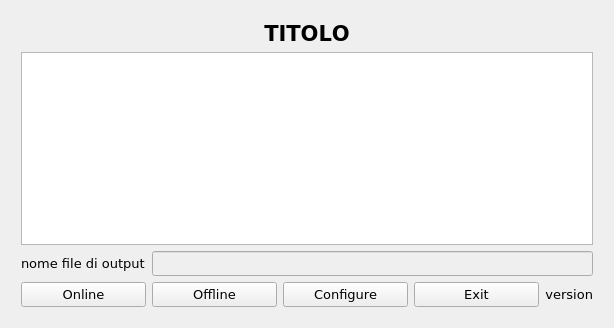
wdastru/FantaCalcGui, file src/singletonQtLogger.ui: the form before one commit.
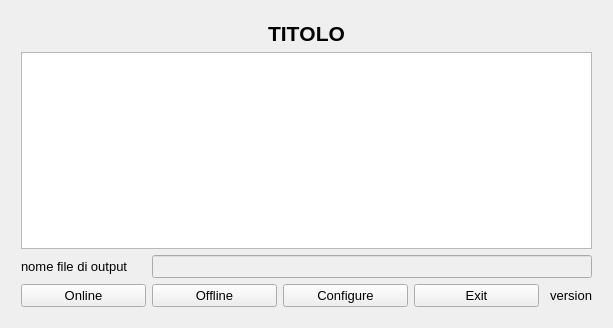
The form after the commit.

The edit to the form file:
```diff
--- a/src/singletonQtLogger.ui
+++ b/src/singletonQtLogger.ui
@@ -6,13 +6,13 @@
    <rect>
     <x>0</x>
     <y>0</y>
-    <width>611</width>
+    <width>613</width>
     <height>328</height>
    </rect>
   </property>
   <property name="font">
    <font>
-    <family>DejaVu Sans</family>
+    <family>Ubuntu</family>
     <pointsize>10</pointsize>
    </font>
   </property>
@@ -46,8 +46,8 @@
        </property>
        <property name="font">
         <font>
-         <family>Lucida Console</family>
-         <pointsize>9</pointsize>
+         <family>Ubuntu Mono</family>
+         <pointsize>12</pointsize>
          <weight>50</weight>
          <italic>false</italic>
          <bold>false</bold>
@@ -77,7 +77,7 @@
        </property>
        <property name="font">
         <font>
-         <family>Candara</family>
+         <family>Ubuntu</family>
          <pointsize>16</pointsize>
          <weight>75</weight>
          <bold>true</bold>
```
